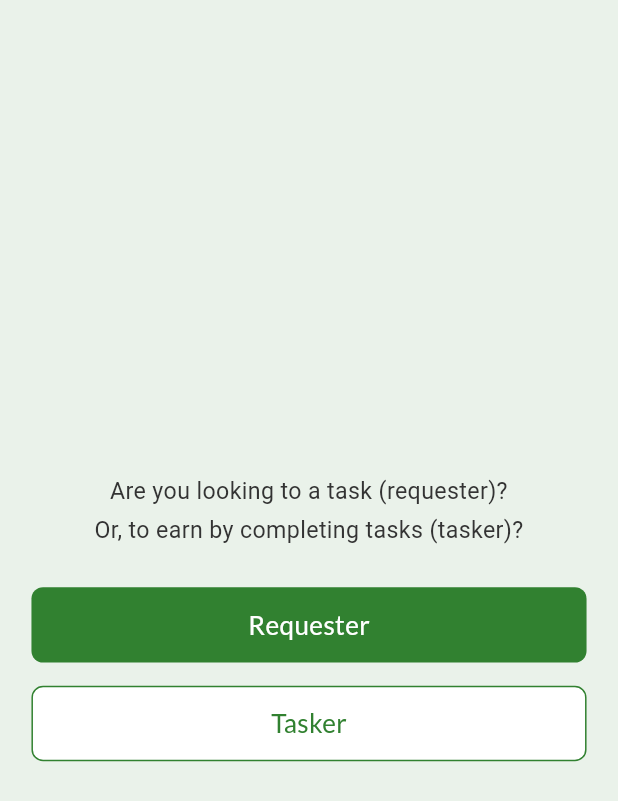
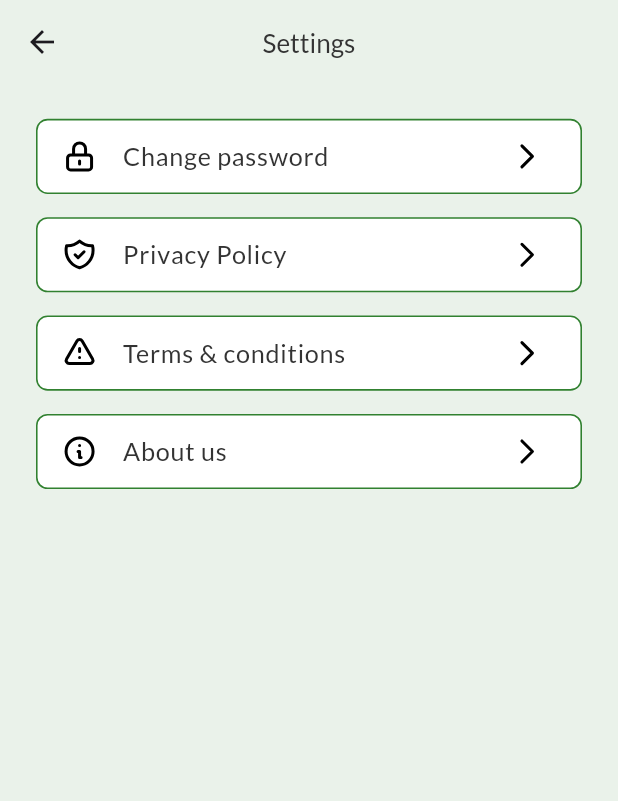
Before and after one commit to mrswapon/Spotlyt-Task, a Flutter app: the screen it shows after launch, on a phone screen of 412 x 824 dp. Shown: the top 801 px of the screen. Run offline on Flutter 3.47's test engine with Material 3 defaults, Android fonts, the phone set to English and light mode, and no system bars; our stand-ins replace curved_labeled_navigation_bar, flutter_screenutil, flutter_svg, get, pin_code_fields; Roboto replaces fonts that are missing (Lato/R 16).

Commit message:
Settings Screen Done

```diff
--- a/lib/main.dart
+++ b/lib/main.dart
@@ -8,6 +8,7 @@ import 'routes/app_routes.dart';
 import 'views/screens/auth/selectroleScreen/selectrole_screen.dart';
 import 'views/screens/auth/signUpScreen/sign_up_screen.dart';
 import 'views/screens/bottom_nav_bar/bottom_nav_bar.dart';
+import 'views/screens/settings/settingsScreen/setting_screen.dart';
 
 void main() {
   runApp(const MyApp());
@@ -23,9 +24,9 @@ class MyApp extends StatelessWidget {
         title: 'Spotlyt Task',
         theme: Themes().lightTheme,
         darkTheme: Themes().darkTheme,
-        initialRoute: AppRoutes.selectroleScreen,
+        initialRoute: AppRoutes.settingsScreen,
         getPages: AppRoutes.routes,
-        home: SelectroleScreen(),
+        home: SettingsScreen(),
       ),
         designSize:  const Size(393, 852)
     );
--- a/lib/routes/app_routes.dart
+++ b/lib/routes/app_routes.dart
@@ -7,6 +7,7 @@ import '../views/screens/auth/signUpScreen/sign_up_screen.dart';
 import '../views/screens/auth/verifyOTPScreen/verify_otp_screen.dart';
 import '../views/screens/bottom_nav_bar/bottom_nav_bar.dart';
 import '../views/screens/services/services_screen.dart';
+import '../views/screens/settings/settingsScreen/setting_screen.dart';
 
 class AppRoutes {
   static const String selectroleScreen = "/selectrole_screen.dart";
@@ -17,6 +18,7 @@ class AppRoutes {
   static const String bottomNavBar = "/BottomNavBar.dart";
   static const String forgotPasswordScreen = "/forgot_password_screen.dart";
   static const String resetPasswordScreen = "/reset_password_screen.dart";
+  static const String settingsScreen = "/settings_screen.dart";
 
   static List<GetPage> get routes => [
         GetPage(name: selectroleScreen, page: () => SelectroleScreen()),
@@ -27,5 +29,6 @@ class AppRoutes {
         GetPage(name: bottomNavBar, page: () => BottomNavBar()),
         GetPage(name: forgotPasswordScreen, page: () => ForgotPasswordScreen()),
         GetPage(name: resetPasswordScreen, page: () => ResetPasswordScreen()),
+        GetPage(name: settingsScreen, page: () => SettingsScreen()),
       ];
 }
--- a/lib/utils/app_icons.dart
+++ b/lib/utils/app_icons.dart
@@ -24,5 +24,6 @@ class AppIcons {
   static const String home = "$path/home.svg";
   static const String task = "$path/task.svg";
   static const String profile = "$path/profile.svg";
+  static const String rightArrow = "$path/rightArrow.svg";
 
 }
--- a/lib/utils/app_strings.dart
+++ b/lib/utils/app_strings.dart
@@ -44,6 +44,18 @@ class AppString {
   static String setNewPassword = "Set new Password";
   static String confirmPassword = "Confirm Password";
 
+//==========================> Settings Screen <=============================
+  static String settings = "Settings";
+  static String changePassword = "Change password";
+  static String privacyPolicys = "Privacy policy";
+  static String termsAndConditions = "Terms & conditions";
+  static String aboutUs = "About us";
+
+//==========================> Change Password Screen <=============================
+  static String changePasswords = "Change Password";
+  static String oldPassword = "Old password";
+  static String reEnterPassword = "Re-enter new password";
+
   ///----------------------------services screen----------------------------------------->
   static String requestForService = "Request for a Service";
   static String selectCategoryThatYouWantService =
--- /dev/null
+++ b/lib/views/screens/settings/settingsScreen/setting_screen.dart
@@ -0,0 +1,112 @@
+import 'package:flutter/material.dart';
+import 'package:flutter_screenutil/flutter_screenutil.dart';
+import 'package:flutter_svg/flutter_svg.dart';
+import 'package:get/get.dart';
+import '../../../../routes/app_routes.dart';
+import '../../../../utils/app_dimentions.dart';
+import '../../../../utils/app_icons.dart';
+import '../../../../utils/app_strings.dart';
+import '../../../widgets/custom_list_lile.dart';
+import '../../../widgets/custom_text.dart';
+
+class SettingsScreen extends StatelessWidget {
+  const SettingsScreen({super.key});
+
+  @override
+  Widget build(BuildContext context) {
+    return Scaffold(
+      resizeToAvoidBottomInset: false,
+      extendBody: true,
+      appBar: AppBar(
+        title: CustomText(
+          text: AppString.settings,
+          fontsize: 18.h,
+          fontWeight: FontWeight.w500,
+        ),
+        centerTitle: true,
+      ),
+      body: Padding(
+        padding: const EdgeInsets.symmetric(
+            horizontal: Dimensions.paddingSizeDefault),
+        child: Column(
+          children: [
+            SizedBox(height: 24.h),
+            //=================================> Change Password Section <=======================
+            GestureDetector(
+              onTap: () {
+                //Get.toNamed(AppRoutes.changepasswordScreen);
+              },
+              child: CustomListTile(
+                title: AppString.changePassword,
+                prefixIcon: SvgPicture.asset(
+                  AppIcons.lockClosed,
+                  color: Colors.black,
+                ),
+                sufixIcon: SvgPicture.asset(
+                  AppIcons.rightArrow,
+                  color: Colors.black,
+                ),
+              ),
+            ),
+            SizedBox(height: 16.h),
+            //=================================> Privacy Policy Section <=======================
+
+            GestureDetector(
+              onTap: () {
+               // Get.toNamed(AppRoutes.privacypolicyScreen);
+              },
+              child: CustomListTile(
+                title: AppString.privacyPolicy,
+                prefixIcon: SvgPicture.asset(
+                  AppIcons.privacy,
+                  color: Colors.black,
+                ),
+                sufixIcon: SvgPicture.asset(
+                  AppIcons.rightArrow,
+                  color: Colors.black,
+                ),
+              ),
+            ),
+            SizedBox(height: 16.h),
+            //=================================> Terms & Conditions Section <=======================
+
+            GestureDetector(
+              onTap: () {
+                //Get.toNamed(AppRoutes.termsconditionsScreen);
+              },
+              child: CustomListTile(
+                title: AppString.termsAndConditions,
+                prefixIcon: SvgPicture.asset(
+                  AppIcons.trems,
+                  color: Colors.black,
+                ),
+                sufixIcon: SvgPicture.asset(
+                  AppIcons.rightArrow,
+                  color: Colors.black,
+                ),
+              ),
+            ),
+            SizedBox(height: 16.h),
+            //=================================> About Us Section <=======================
+            GestureDetector(
+              onTap: () {
+                //Get.toNamed(AppRoutes.aboutusScreen);
+              },
+              child: CustomListTile(
+                title: AppString.aboutUs,
+                prefixIcon: SvgPicture.asset(
+                  AppIcons.about,
+                  color: Colors.black,
+                ),
+                sufixIcon: SvgPicture.asset(
+                  AppIcons.rightArrow,
+                  color: Colors.black,
+                ),
+              ),
+            ),
+          ],
+        ),
+      ),
+    );
+  }
+}
--- /dev/null
+++ b/lib/views/widgets/custom_list_lile.dart
@@ -0,0 +1,44 @@
+import 'package:flutter/material.dart';
+import 'package:flutter_screenutil/flutter_screenutil.dart';
+import '../../utils/app_colors.dart';
+import 'custom_text.dart';
+
+class CustomListTile extends StatelessWidget {
+  final String title;
+  final Widget? prefixIcon;
+  final Widget? sufixIcon;
+  final Color? borderColor;
+  const CustomListTile({
+    super.key,
+    required this.title,
+    this.prefixIcon,
+    this.sufixIcon,
+    this.borderColor,
+  });
+
+  @override
+  Widget build(BuildContext context) {
+    return Container(
+      clipBehavior: Clip.antiAlias,
+      decoration: BoxDecoration(
+          borderRadius: BorderRadius.circular(8.r),
+          color: Colors.white,
+          border: Border.all(
+              width: 1.w, color: borderColor ?? AppColors.primaryColor)),
+      child: ListTile(
+        leading: prefixIcon,
+        trailing: sufixIcon,
+        horizontalTitleGap: 16.w,
+        dense: true,
+        title: CustomText(
+          textAlign: TextAlign.left,
+          text: title,
+          maxline: 2,
+          fontsize: 16.sp,
+          fontWeight: FontWeight.w400,
+          fontName: 'Lato',
+        ),
+      ),
+    );
+  }
+}
```
Also changed, not shown: assets/icons/rightArrow.svg (added).
